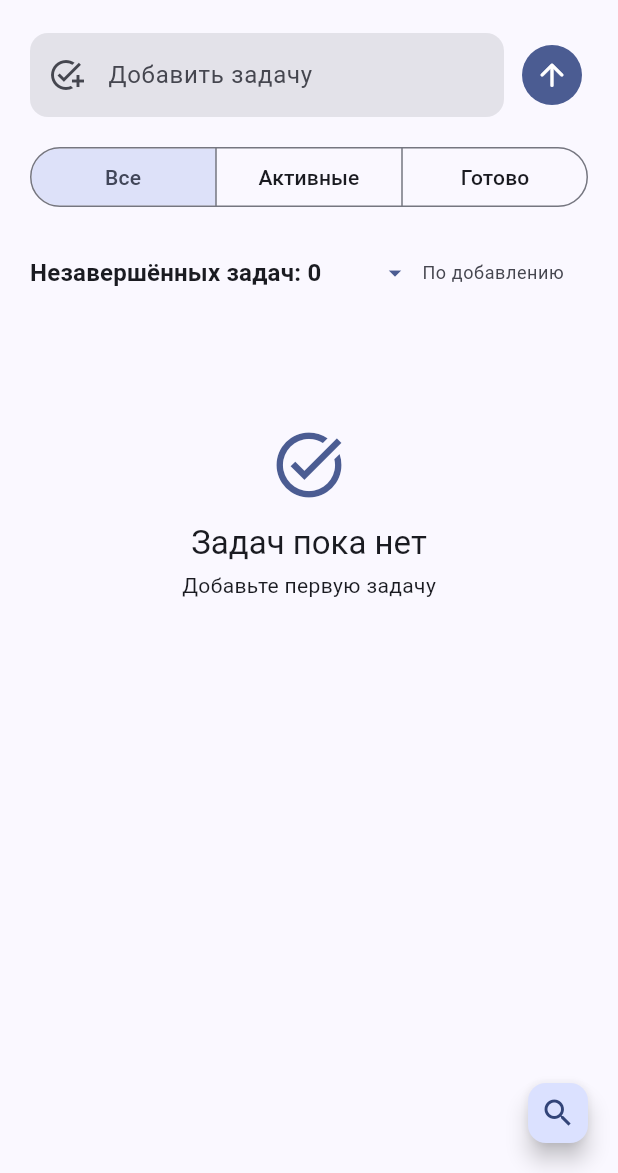
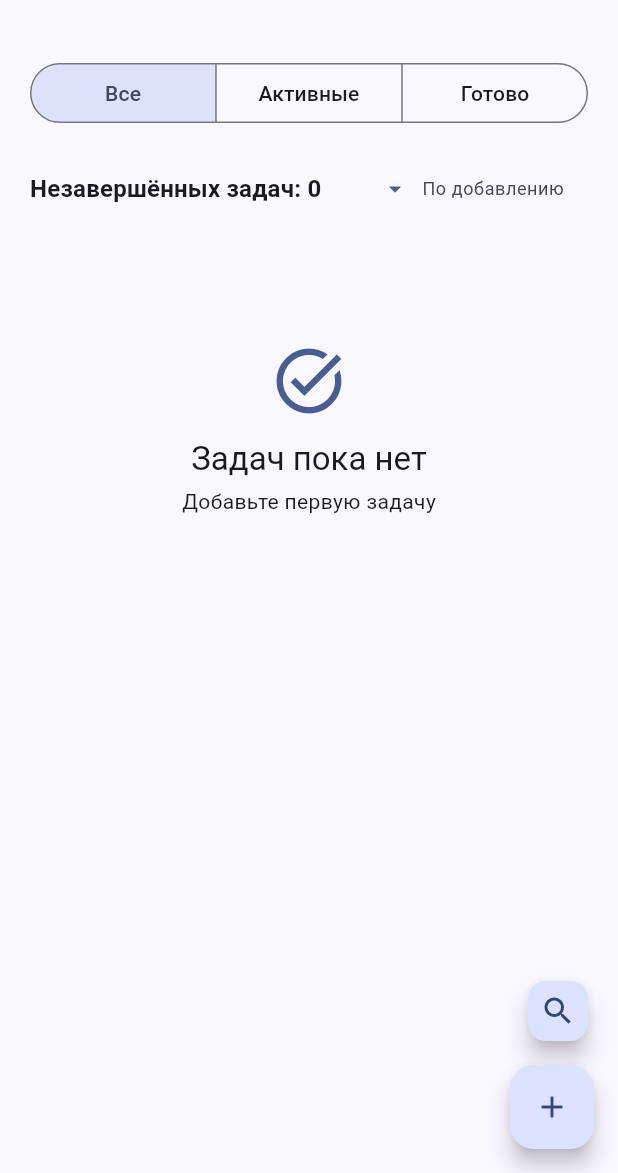
Before and after one commit to halsab/flutter-harness-lab, a Flutter app: the screen it shows after launch, on a phone screen of 412 x 824 dp, the part 63-1236 px from its top. Run offline on Flutter 3.47's test engine with Material 3 defaults, Android fonts, the phone set to English and light mode, and no system bars; our stand-ins replace material_ui, shared_preferences.

Commit message:
Move task creation into dialog

```diff
--- a/lib/features/tasks/screens/task_list_screen.dart
+++ b/lib/features/tasks/screens/task_list_screen.dart
@@ -16,7 +16,6 @@ class TaskListScreen extends StatefulWidget {
 }
 
 class _TaskListScreenState extends State<TaskListScreen> {
-  final _inputController = TextEditingController();
   final _searchController = TextEditingController();
   final _searchFocusNode = FocusNode();
   bool _searchOpen = false;
@@ -46,7 +45,6 @@ class _TaskListScreenState extends State<TaskListScreen> {
   @override
   void dispose() {
     _model.removeListener(_onModelChanged);
-    _inputController.dispose();
     _searchController.dispose();
     _searchFocusNode.dispose();
     super.dispose();
@@ -60,16 +58,22 @@ class _TaskListScreenState extends State<TaskListScreen> {
     }
   }
 
-  void _addTask() {
-    final title = _inputController.text.trim();
-    _model.addTask(
+  void _openAddTask() {
+    if (!_model.canMutate) return;
+    showDialog<void>(
+      context: context,
+      builder: (dialogContext) => AddTaskDialog(
+        onAdd: (title) => _model.addTask(
           title,
           onSaved: () {
-        if (mounted && _inputController.text.trim() == title) {
-          _inputController.clear();
+            if (dialogContext.mounted) {
+              Navigator.of(dialogContext).pop();
             }
           },
           onFailure: _showWriteError,
+        ),
+        onCancel: () => Navigator.of(dialogContext).pop(),
+      ),
     );
   }
 
@@ -136,7 +140,11 @@ class _TaskListScreenState extends State<TaskListScreen> {
           const SizedBox(width: AppTokens.space8),
         ],
       ),
-      floatingActionButton: FloatingActionButton.small(
+      floatingActionButton: Column(
+        mainAxisSize: MainAxisSize.min,
+        crossAxisAlignment: CrossAxisAlignment.end,
+        children: [
+          FloatingActionButton.small(
             tooltip: _searchOpen ? 'Закрыть поиск' : 'Поиск задач',
             onPressed: () {
               if (_searchOpen) {
@@ -146,6 +154,17 @@ class _TaskListScreenState extends State<TaskListScreen> {
               }
             },
             child: Icon(_searchOpen ? Icons.close : Icons.search),
+          ),
+          const SizedBox(height: AppTokens.space12),
+          Semantics(
+            identifier: 'add-task',
+            child: FloatingActionButton(
+              tooltip: 'Добавить задачу',
+              onPressed: _model.canMutate ? _openAddTask : null,
+              child: const Icon(Icons.add),
+            ),
+          ),
+        ],
       ),
       body: SafeArea(
         child: Align(
@@ -166,41 +185,6 @@ class _TaskListScreenState extends State<TaskListScreen> {
                     child: Column(
                       crossAxisAlignment: CrossAxisAlignment.stretch,
                       children: [
-                        Row(
-                          children: [
-                            Expanded(
-                              child: Semantics(
-                                identifier: 'task-input',
-                                child: TextField(
-                                  controller: _inputController,
-                                  enabled: _model.canMutate,
-                                  textInputAction: TextInputAction.done,
-                                  onSubmitted: (_) => _addTask(),
-                                  decoration: InputDecoration(
-                                    hintText: 'Добавить задачу',
-                                    prefixIcon: const Icon(Icons.add_task),
-                                    filled: true,
-                                    border: OutlineInputBorder(
-                                      borderRadius: BorderRadius.circular(
-                                        AppTokens.radius,
-                                      ),
-                                      borderSide: BorderSide.none,
-                                    ),
-                                  ),
-                                ),
-                              ),
-                            ),
-                            const SizedBox(width: AppTokens.space8),
-                            Semantics(
-                              identifier: 'add-task',
-                              child: IconButton.filled(
-                                tooltip: 'Добавить задачу',
-                                onPressed: _model.canMutate ? _addTask : null,
-                                icon: const Icon(Icons.arrow_upward_rounded),
-                              ),
-                            ),
-                          ],
-                        ),
                         if (_searchOpen) ...[
                           const SizedBox(height: AppTokens.space12),
                           Semantics(
```
Also changed, not shown: lib/features/tasks/widgets/task_list_widgets.dart (+52 -0 lines), 1 other file. Lines whose indentation alone changed are shown as unchanged.
